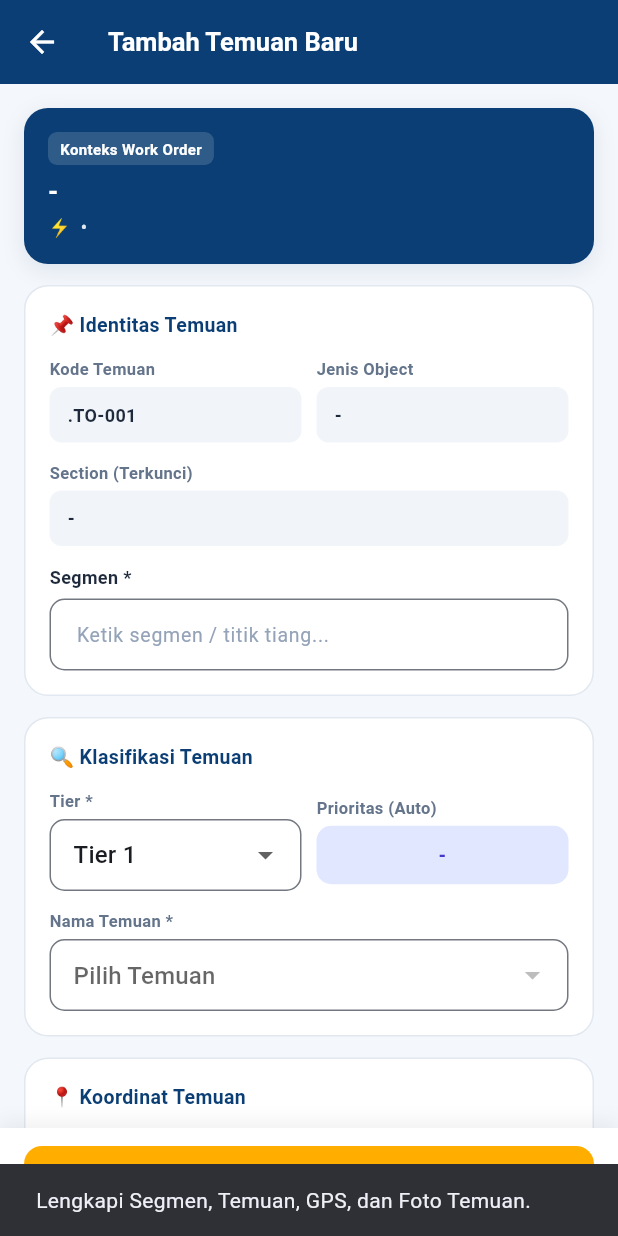
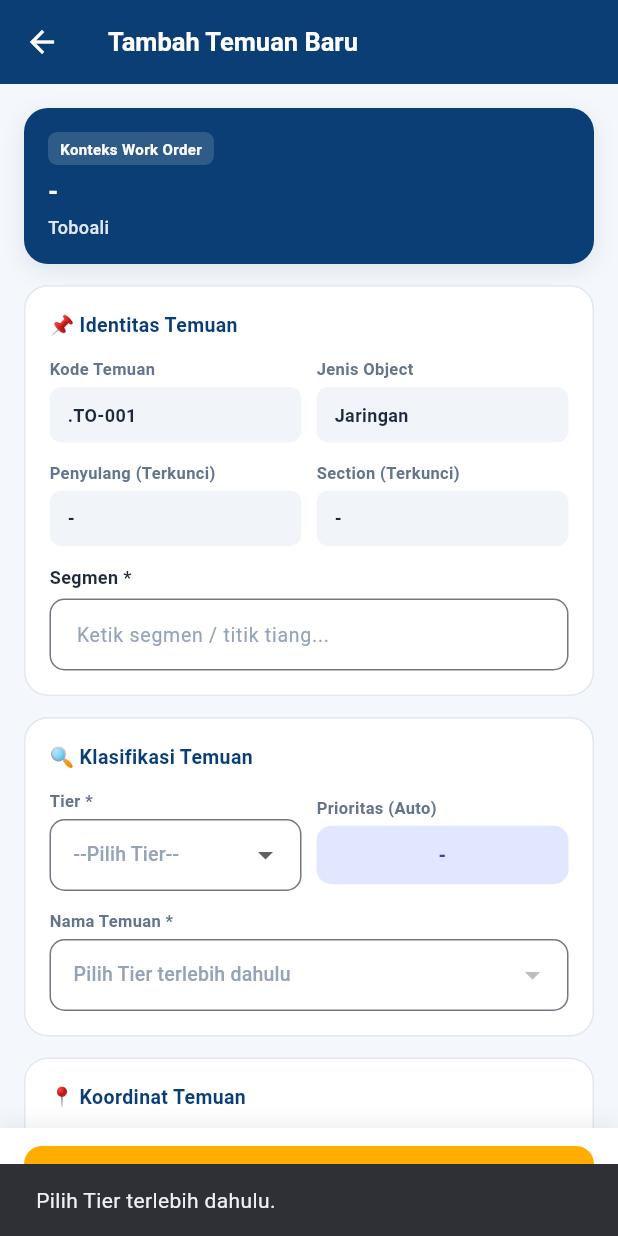
Before and after one commit to Syahludin/Kopitiam-UID-Babel, a Flutter app: the TemuanFormScreen screen opened directly with empty values, after a tap on "Simpan Temuan ke Server Lokal", on a phone screen of 412 x 824 dp. Run offline on Flutter 3.47's test engine with Material 3 defaults, Android fonts, the light colour scheme and no system bars; our stand-ins replace flutter_secure_storage, flutter_svg, geolocator, image_picker, shared_preferences, sqflite; accounts and stored records are empty.

Commit message:
fix(ui): filter temuan strictly by object & tier, move penyulang to identitas card, set tier default to placeholder

```diff
--- a/simandist_mobile/lib/screens/temuan_tab.dart
+++ b/simandist_mobile/lib/screens/temuan_tab.dart
@@ -218,10 +218,10 @@ class _TemuanFormScreenState extends State<TemuanFormScreen> {
   List<Map<String, dynamic>> listMaster = [];
   List<Map<String, dynamic>> pohonMaster = [];
   String kode = '';
-  String object = '';
-  String tier = 'Tier 1';
-  String temuan = '';
-  String pohon = '';
+  String object = 'Jaringan';
+  String? tier;
+  String? temuan;
+  String? pohon;
   LocationFix? gps;
   String foto = '';
   String lingkungan = '';
@@ -229,19 +229,43 @@ class _TemuanFormScreenState extends State<TemuanFormScreen> {
   bool mengambilGps = false;
 
   bool get isVegetasi {
-    final t = temuan.toLowerCase();
+    final t = (temuan ?? '').toLowerCase();
     return t.contains('rabas') || t.contains('pangkas') || t.contains('tebang');
   }
 
+  String _cleanKey(String key) {
+    return key.toLowerCase().replaceAll(RegExp(r'[^a-z0-9]'), '');
+  }
+
+  String _findValue(Map<String, dynamic> map, List<String> candidateKeys) {
+    for (final cand in candidateKeys) {
+      if (map.containsKey(cand) && '${map[cand] ?? ''}'.trim().isNotEmpty) {
+        return '${map[cand]}'.trim();
+      }
+    }
+    final normalizedCandidates = candidateKeys.map(_cleanKey).toSet();
+    for (final entry in map.entries) {
+      if (normalizedCandidates.contains(_cleanKey(entry.key)) && '${entry.value ?? ''}'.trim().isNotEmpty) {
+        return '${entry.value}'.trim();
+      }
+    }
+    return '';
+  }
+
   List<String> get temuanOptions {
+    if (tier == null || tier!.isEmpty) return [];
+
     return listMaster
         .where((row) {
-          final rowObject = '${row['Objek Inspeksi'] ?? row['Jenis Object'] ?? row['Object'] ?? ''}'.trim();
-          final rowTier = '${row['Tier'] ?? ''}'.trim();
-          return (rowObject.isEmpty || rowObject.toLowerCase() == object.toLowerCase()) &&
-              (rowTier.isEmpty || rowTier.toLowerCase() == tier.toLowerCase());
+          final rowObject = _findValue(row, ['Objek Inspeksi', 'Objek_Inspeksi', 'Jenis Object', 'Jenis_Object', 'Object']);
+          final rowTier = _findValue(row, ['Tier', 'tier']);
+
+          final matchObject = rowObject.toLowerCase() == object.toLowerCase();
+          final matchTier = rowTier.toLowerCase() == tier!.toLowerCase();
+
+          return matchObject && matchTier;
         })
-        .map((row) => '${row['Temuan'] ?? ''}'.trim())
+        .map((row) => _findValue(row, ['Temuan', 'Nama Temuan', 'temuan']))
         .where((value) => value.isNotEmpty)
         .toSet()
         .toList();
@@ -263,7 +287,8 @@ class _TemuanFormScreenState extends State<TemuanFormScreen> {
 
   Future<void> _initialize() async {
     kode = await repo.kodeBaru(widget.wo.kodeWo);
-    object = repo.jenisObject(widget.sesi);
+    final determinedObject = repo.jenisObject(widget.sesi);
+    object = determinedObject.isNotEmpty ? determinedObject : 'Jaringan';
     listMaster = await repo.master('List_Temuan');
     pohonMaster = await repo.master('Jenis Pohon');
     if (mounted) setState(() {});
@@ -313,17 +338,22 @@ class _TemuanFormScreenState extends State<TemuanFormScreen> {
   }
 
   String get calculatedPriority {
+    if (temuan == null || temuan!.isEmpty) return '';
     final distance = double.tryParse(jarakCtrl.text.replaceAll(',', '.'));
     final treeHeight = double.tryParse(tinggiCtrl.text.replaceAll(',', '.'));
-    return repo.prioritas(temuan, distance, treeHeight, listMaster);
+    return repo.prioritas(temuan!, distance, treeHeight, listMaster);
   }
 
   Future<void> _save() async {
+    if (tier == null || tier!.isEmpty) {
+      _message('Pilih Tier terlebih dahulu.');
+      return;
+    }
     final missingBase = segmenCtrl.text.trim().isEmpty ||
         gps == null ||
         object.isEmpty ||
-        tier.isEmpty ||
-        temuan.isEmpty ||
+        temuan == null ||
+        temuan!.isEmpty ||
         foto.isEmpty;
     if (missingBase) {
       _message('Lengkapi Segmen, Temuan, GPS, dan Foto Temuan.');
@@ -334,7 +364,7 @@ class _TemuanFormScreenState extends State<TemuanFormScreen> {
         _message('Jarak terhadap jaringan wajib diisi.');
         return;
       }
-      if (pohon.isEmpty || tinggiCtrl.text.trim().isEmpty) {
+      if (pohon == null || pohon!.isEmpty || tinggiCtrl.text.trim().isEmpty) {
         _message('Jenis dan tinggi pohon wajib diisi untuk temuan vegetasi.');
         return;
       }
@@ -347,7 +377,7 @@ class _TemuanFormScreenState extends State<TemuanFormScreen> {
       final treeHeight = double.tryParse(tinggiCtrl.text.replaceAll(',', '.'));
       final coordinate = gps!.coordinate.split(',');
       final priority = repo.prioritas(
-        temuan,
+        temuan!,
         distance,
         treeHeight,
         listMaster,
@@ -370,10 +400,10 @@ class _TemuanFormScreenState extends State<TemuanFormScreen> {
         lat: coordinate.first.trim(),
         long: coordinate.length > 1 ? coordinate[1].trim() : '',
         jenisObject: object,
-        tier: tier,
-        temuan: temuan,
+        tier: tier!,
+        temuan: temuan!,
         jarak: isVegetasi ? distance : null,
-        jenisPohon: isVegetasi ? pohon : '',
+        jenisPohon: isVegetasi ? (pohon ?? '') : '',
         tinggiPohon: isVegetasi ? treeHeight : null,
         prioritas: priority,
         fotoTemuan: foto,
@@ -523,7 +553,7 @@ class _TemuanFormScreenState extends State<TemuanFormScreen> {
           ),
           const SizedBox(height: 4),
           Text(
-            '⚡ ${widget.wo.penyulang} • ${widget.wo.ulp}',
+            widget.wo.ulp.isNotEmpty ? widget.wo.ulp : 'Toboali',
             style: const TextStyle(color: Color(0xFFE2E8F0), fontSize: 12, fontWeight: FontWeight.w500),
           ),
         ],
@@ -573,9 +603,31 @@ class _TemuanFormScreenState extends State<TemuanFormScreen> {
             ],
           ),
           const SizedBox(height: 12),
-          const Text('Section (Terkunci)', style: TextStyle(fontSize: 11, fontWeight: FontWeight.w600, color: Color(0xFF64748B))),
-          const SizedBox(height: 4),
-          _buildReadOnlyPill(widget.wo.section),
+          Row(
+            children: [
+              Expanded(
+                child: Column(
+                  crossAxisAlignment: CrossAxisAlignment.start,
+                  children: [
+                    const Text('Penyulang (Terkunci)', style: TextStyle(fontSize: 11, fontWeight: FontWeight.w600, color: Color(0xFF64748B))),
+                    const SizedBox(height: 4),
+                    _buildReadOnlyPill(widget.wo.penyulang),
+                  ],
+                ),
+              ),
+              const SizedBox(width: 10),
+              Expanded(
+                child: Column(
+                  crossAxisAlignment: CrossAxisAlignment.start,
+                  children: [
+                    const Text('Section (Terkunci)', style: TextStyle(fontSize: 11, fontWeight: FontWeight.w600, color: Color(0xFF64748B))),
+                    const SizedBox(height: 4),
+                    _buildReadOnlyPill(widget.wo.section),
+                  ],
+                ),
+              ),
+            ],
+          ),
           const SizedBox(height: 12),
           const Text('Segmen *', style: TextStyle(fontSize: 12, fontWeight: FontWeight.w700, color: Color(0xFF1E293B))),
           const SizedBox(height: 6),
@@ -596,6 +648,8 @@ class _TemuanFormScreenState extends State<TemuanFormScreen> {
 
   Widget _buildKlasifikasiCard(List<String> treeOptions) {
     final priority = calculatedPriority;
+    final currentTemuanOptions = temuanOptions;
+
     return Container(
       padding: const EdgeInsets.all(16),
       decoration: BoxDecoration(
@@ -620,16 +674,17 @@ class _TemuanFormScreenState extends State<TemuanFormScreen> {
                     const Text('Tier *', style: TextStyle(fontSize: 11, fontWeight: FontWeight.w600, color: Color(0xFF64748B))),
                     const SizedBox(height: 4),
                     DropdownButtonFormField<String>(
-                      initialValue: tier,
+                      isExpanded: true,
+                      value: tier,
+                      hint: const Text('--Pilih Tier--', style: TextStyle(fontSize: 13, color: Color(0xFF94A3B8))),
                       items: const [
-                        DropdownMenuItem(value: 'Tier 1', child: Text('Tier 1')),
-                        DropdownMenuItem(value: 'Tier 2', child: Text('Tier 2')),
+                        DropdownMenuItem(value: 'Tier 1', child: Text('Tier 1', style: TextStyle(fontSize: 13))),
+                        DropdownMenuItem(value: 'Tier 2', child: Text('Tier 2', style: TextStyle(fontSize: 13))),
                       ],
                       onChanged: (v) {
-                        if (v == null) return;
                         setState(() {
                           tier = v;
-                          temuan = '';
+                          temuan = null;
                         });
                       },
                       decoration: InputDecoration(
@@ -678,11 +733,14 @@ class _TemuanFormScreenState extends State<TemuanFormScreen> {
           const SizedBox(height: 4),
           DropdownButtonFormField<String>(
             isExpanded: true,
-            initialValue: temuanOptions.contains(temuan) ? temuan : null,
-            items: temuanOptions.map((t) => DropdownMenuItem(value: t, child: Text(t, style: const TextStyle(fontSize: 13)))).toList(),
-            onChanged: (v) => setState(() => temuan = v ?? ''),
+            value: (temuan != null && currentTemuanOptions.contains(temuan)) ? temuan : null,
+            hint: Text(
+              tier == null ? 'Pilih Tier terlebih dahulu' : 'Pilih Temuan',
+              style: const TextStyle(fontSize: 13, color: Color(0xFF94A3B8)),
+            ),
+            items: currentTemuanOptions.map((t) => DropdownMenuItem(value: t, child: Text(t, style: const TextStyle(fontSize: 13)))).toList(),
+            onChanged: tier == null ? null : (v) => setState(() => temuan = v),
             decoration: InputDecoration(
-              hintText: 'Pilih Temuan',
               contentPadding: const EdgeInsets.symmetric(horizontal: 12, vertical: 10),
               border: OutlineInputBorder(borderRadius: BorderRadius.circular(10)),
             ),
@@ -749,11 +807,11 @@ class _TemuanFormScreenState extends State<TemuanFormScreen> {
                       const SizedBox(height: 4),
                       DropdownButtonFormField<String>(
                         isExpanded: true,
-                        initialValue: treeOptions.contains(pohon) ? pohon : null,
+                        value: (pohon != null && treeOptions.contains(pohon)) ? pohon : null,
+                        hint: const Text('Pilih Jenis Pohon', style: TextStyle(fontSize: 13, color: Color(0xFF94A3B8))),
                         items: treeOptions.map((p) => DropdownMenuItem(value: p, child: Text(p, style: const TextStyle(fontSize: 13)))).toList(),
-                        onChanged: (v) => setState(() => pohon = v ?? ''),
+                        onChanged: (v) => setState(() => pohon = v),
                         decoration: InputDecoration(
-                          hintText: 'Pilih Jenis Pohon',
                           contentPadding: const EdgeInsets.symmetric(horizontal: 12, vertical: 10),
                           border: OutlineInputBorder(borderRadius: BorderRadius.circular(8)),
                         ),
```
